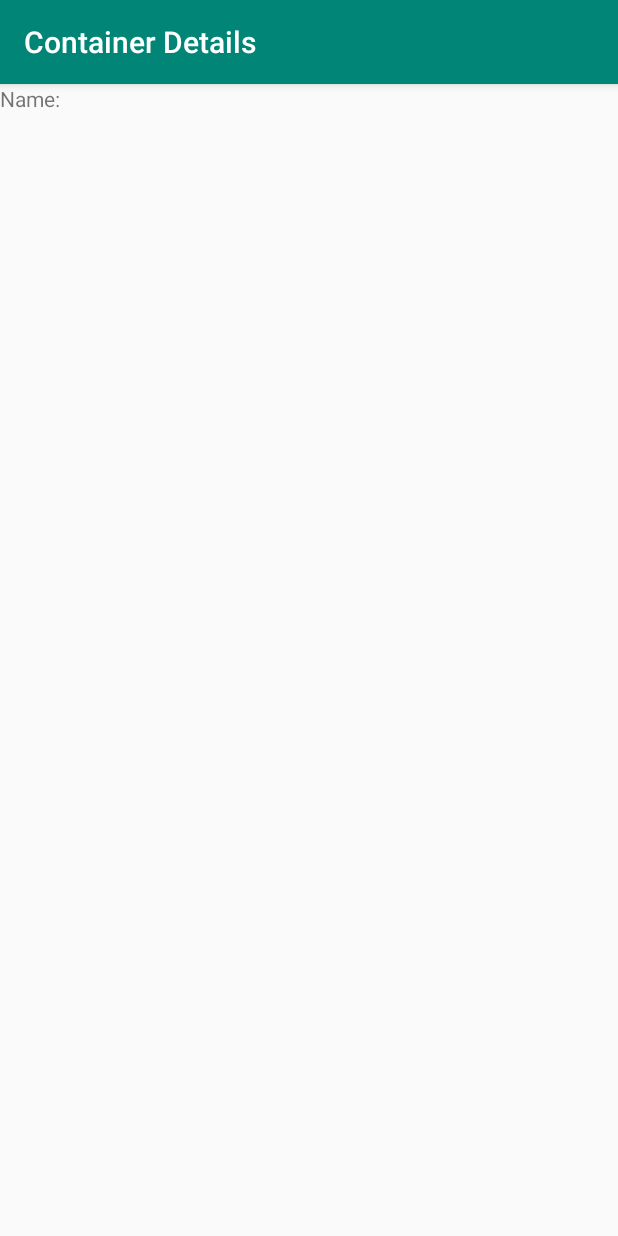
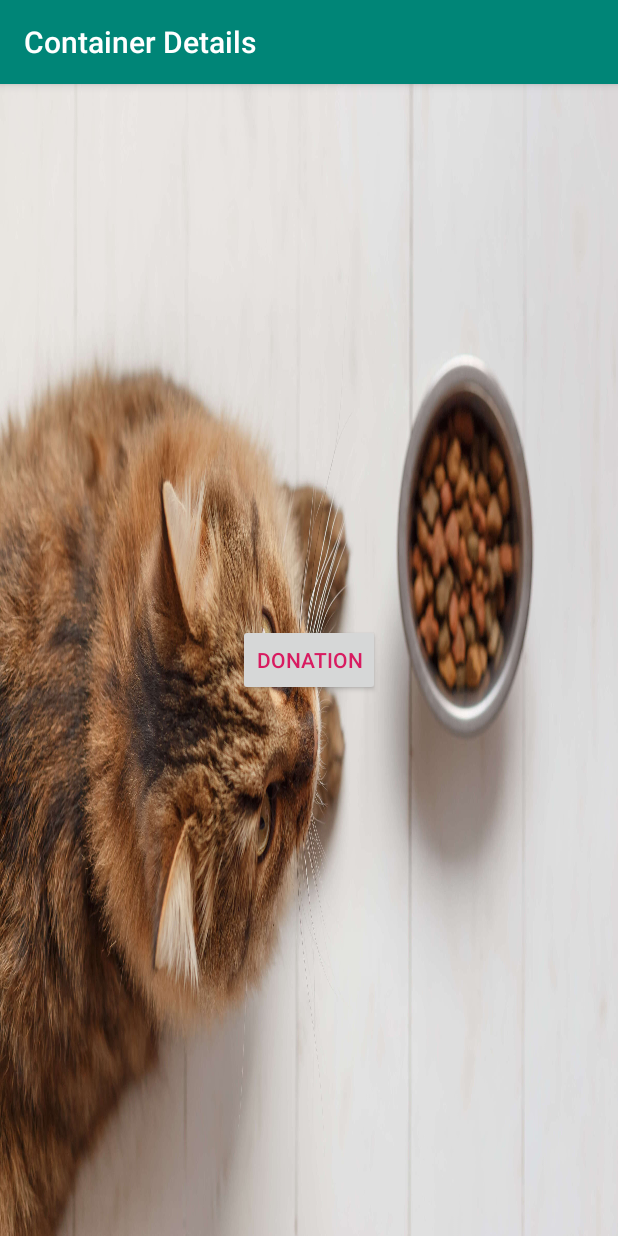
Before and after one commit to BARIS496/BARIS496-android, an Android app: the ContainerDetailsActivity screen opened directly, with no data from a screen before it, on a phone screen of 412 x 824 dp. Run offline under Robolectric (Android 15) with nearby library versions, the phone set to English and light mode, and no system bars; our stand-ins replace Volley; network calls fail; 1 statement that could not run was skipped.

```diff
--- a/app/src/main/java/com/example/bil496/ContainerDetailsActivity.java
+++ b/app/src/main/java/com/example/bil496/ContainerDetailsActivity.java
@@ -2,6 +2,7 @@ package com.example.bil496;
 
 import android.content.Intent;
 import android.os.Bundle;
+import android.view.View;
 import android.widget.Button;
 import android.widget.TextView;
 
@@ -23,8 +24,7 @@ public class ContainerDetailsActivity extends AppCompatActivity {
 
     private TextView nameText, typeText, weightText;
     private RequestQueue mQueue;
-    private RequestQueue mQueue2;
-    private Button donation;
+    private Button button;
 
     @Override
     protected void onCreate(Bundle bundle){
@@ -33,9 +33,18 @@ public class ContainerDetailsActivity extends AppCompatActivity {
         nameText = findViewById(R.id.nameText);
         typeText = findViewById(R.id.typeText);
         weightText = findViewById(R.id.weightText);
+        button = findViewById(R.id.button);
+
+        button.setOnClickListener(new View.OnClickListener() {
+            @Override
+            public void onClick(View v) {
+                // Butona tıklandığında ne yapmasını gerektiğini belirttik
+                Intent gecisYap = new Intent(ContainerDetailsActivity.this, DonationActivity.class);
+                startActivity(gecisYap);
+            }
+        });
 
         mQueue = Volley.newRequestQueue(this);
-        mQueue2 = Volley.newRequestQueue(this);
 
         Bundle gelenVeri=getIntent().getExtras();
         final int deger = gelenVeri.getInt("anahtar");
@@ -49,10 +58,7 @@ public class ContainerDetailsActivity extends AppCompatActivity {
                 null, new Response.Listener<JSONArray>() {
             @Override
             public void onResponse(JSONArray response) {
-                // Do something with response
-                //mTextView.setText(response.toString());
 
-                // Process the JSON
                 try{
                     // Loop through the array elements
                     for(int i=0;i<response.length();i++){
@@ -68,9 +74,9 @@ public class ContainerDetailsActivity extends AppCompatActivity {
                         double weight = food_container.getDouble("weight");
 
                         if(id == deger){
-                            nameText.append(name + "\n\n");
-                            typeText.append(type + "\n\n");
-                            weightText.append(String.valueOf(weight) + "\n\n");
+                            nameText.append("Name: " + name + "\n\n");
+                            typeText.append("Type: " + type + "\n\n");
+                            weightText.append("Weight: " + String.valueOf(weight) + "\n\n");
 
                         }
                     }
@@ -93,5 +99,9 @@ public class ContainerDetailsActivity extends AppCompatActivity {
         mQueue.add(jsonArrayRequest);
 
     }
+    public void button(View view) {
+        Intent intent = new Intent( this, DonationActivity.class);
+        startActivity(intent);
+    }
 
 }
--- a/app/src/main/res/layout/activity_container_details.xml
+++ b/app/src/main/res/layout/activity_container_details.xml
@@ -1,51 +1,37 @@
 <?xml version="1.0" encoding="utf-8"?>
 <RelativeLayout xmlns:android="http://schemas.android.com/apk/res/android"
     android:layout_width="match_parent"
-    android:layout_height="match_parent">
+    android:layout_height="match_parent"
+    android:background="@drawable/foto2">
 
 
     <TextView
-        android:id="@+id/name"
-        android:layout_width="match_parent"
-        android:layout_height="match_parent"
-        android:text="Name:"/>
-    <TextView
         android:id="@+id/nameText"
         android:layout_width="match_parent"
-        android:layout_height="match_parent"
-        android:layout_alignParentRight="true"
-        />
-    <TextView
-        android:id="@+id/type"
-        android:layout_width="wrap_content"
-        android:layout_height="wrap_content"
-        android:text="Type:"
-        android:layout_below="@+id/name"/>
+        android:layout_height="50dp"
+        android:textColor="@color/colorAccent" />
+
     <TextView
         android:id="@+id/typeText"
         android:layout_width="match_parent"
-        android:layout_height="match_parent"
-        android:layout_alignParentRight="true"
-        />
+        android:layout_height="50dp"
+        android:layout_below="@+id/nameText"
+        android:textColor="@color/colorAccent" />
+
     <TextView
-        android:id="@+id/weight"
+        android:id="@+id/weightText"
+        android:layout_width="match_parent"
+        android:layout_height="50dp"
+        android:layout_below="@+id/typeText"
+        android:textColor="@color/colorAccent" />
+    <Button
         android:layout_width="wrap_content"
         android:layout_height="wrap_content"
-        android:text="Weight:"
-        android:layout_below="@+id/type"
-        />
-    <TextView
-        android:id="@+id/weightText"
-        android:layout_width="wrap_content"
-        android:layout_height="wrap_content"
-        android:layout_below="@+id/type"
-        android:layout_alignParentRight="true"
-        />
-    <Button
         android:id="@+id/button"
-        android:layout_width="wrap_content"
-        android:layout_height="wrap_content"
-        android:layout_below="@+id/weight"
-        android:layout_centerHorizontal="true"
-        android:text="DONATION" />
+        android:text="DONATION"
+        android:layout_centerInParent="true"
+        android:textColor="@color/colorAccent" />
+
+
+
 </RelativeLayout>
--- /dev/null
+++ b/app/src/main/res/layout/activity_donation.xml
@@ -0,0 +1,6 @@
+<?xml version="1.0" encoding="utf-8"?>
+<LinearLayout xmlns:android="http://schemas.android.com/apk/res/android"
+    android:orientation="vertical" android:layout_width="match_parent"
+    android:layout_height="match_parent">
+
+</LinearLayout>
--- a/app/src/main/res/layout/activity_login.xml
+++ b/app/src/main/res/layout/activity_login.xml
@@ -12,7 +12,7 @@
     <Button
         android:id="@+id/button2"
         android:layout_width="135dp"
-        android:layout_height="16dp"
+        android:layout_height="50dp"
         android:layout_marginTop="36dp"
         android:layout_marginEnd="8dp"
         android:layout_marginRight="8dp"
@@ -72,7 +72,7 @@
     <Button
         android:id="@+id/login"
         android:layout_width="132dp"
-        android:layout_height="26dp"
+        android:layout_height="50dp"
         android:layout_marginEnd="8dp"
         android:layout_marginRight="8dp"
         android:background="#926E3A"
@@ -96,7 +96,7 @@
     <Button
         android:id="@+id/button3"
         android:layout_width="135dp"
-        android:layout_height="16dp"
+        android:layout_height="50dp"
         android:layout_marginTop="12dp"
         android:layout_marginEnd="8dp"
         android:layout_marginRight="8dp"
```
Also changed, not shown: app/src/main/java/com/example/bil496/DonationActivity.java (added, +12 -0 lines), app/src/main/res/drawable/foto2.jpg (added), 7 other files.
